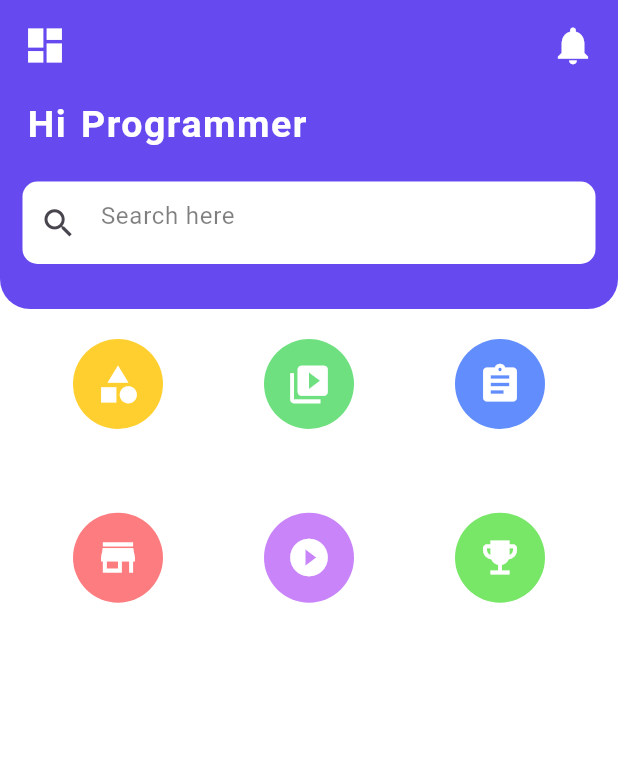
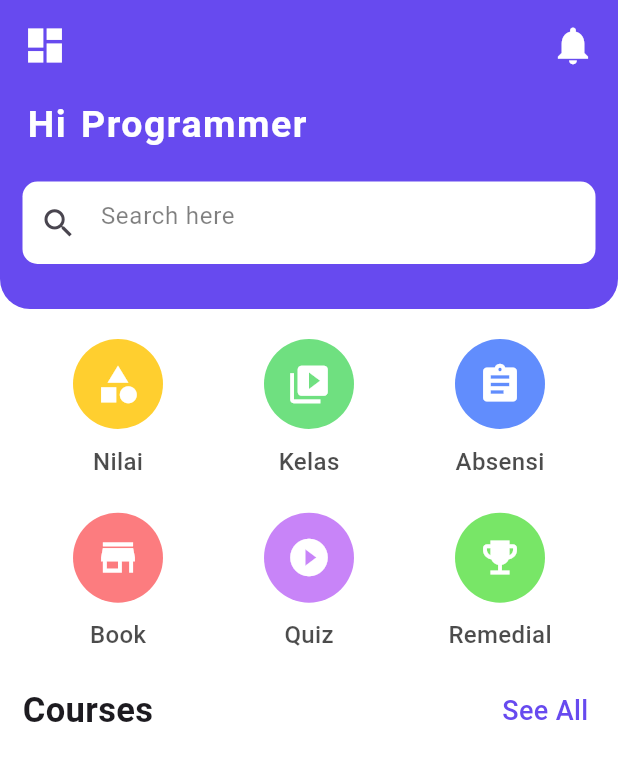
Before and after one commit to Dannymarchiano6/KP_sistem_pembelajaran, a Flutter app: the HomePage screen opened directly, on a phone screen of 412 x 824 dp. Shown: the top 761 px of the screen. Run offline on Flutter 3.47's test engine with Material 3 defaults, Android fonts, the phone set to English and light mode, and no system bars; statements that could not run were skipped.

Commit message:
Fix Icons for main menu under construction in menu recently course

```diff
--- a/lib/screens/home_screen.dart
+++ b/lib/screens/home_screen.dart
@@ -2,14 +2,7 @@ import 'package:flutter/material.dart';
 
 class HomePage extends StatelessWidget {
   //membuat data static
-  List catNames = [
-    "Nilai",
-    "Kelas",
-    "Absensi",
-    "Book/Modul",
-    "Quiz",
-    "Remedial"
-  ];
+  List catNames = ["Nilai", "Kelas", "Absensi", "Book", "Quiz", "Remedial"];
   List<Color> catColors = [
     Color(0xFFFFCF2F),
     Color(0xFF6fe080),
@@ -25,6 +18,13 @@ class HomePage extends StatelessWidget {
     Icon(Icons.store, color: Colors.white, size: 30),
     Icon(Icons.play_circle_fill, color: Colors.white, size: 30),
     Icon(Icons.emoji_events, color: Colors.white, size: 30),
+  ];
+  List imgList = [
+    'Algoritma Basic',
+    'Computer Network'
+        'Microsoft Office',
+    'Introduction',
+    'Struktur Data'
   ];
 
   @override
@@ -122,9 +122,65 @@ class HomePage extends StatelessWidget {
                             child: catIcons[index],
                           ),
                         ),
+                        SizedBox(height: 10),
+                        Text(
+                          catNames[index],
+                          style: TextStyle(
+                            fontSize: 16,
+                            fontWeight: FontWeight.w500,
+                            color: Colors.black.withOpacity(0.7),
+                          ),
+                        ),
                       ],
                     );
                   },
+                ),
+                Row(
+                  mainAxisAlignment: MainAxisAlignment.spaceBetween,
+                  children: [
+                    Text(
+                      "Courses",
+                      style: TextStyle(
+                        fontSize: 23,
+                        fontWeight: FontWeight.w600,
+                      ),
+                    ),
+                    Text(
+                      "See All ",
+                      style: TextStyle(
+                        fontSize: 18,
+                        fontWeight: FontWeight.w500,
+                        color: Color(0xFF674AEF),
+                      ),
+                    ),
+                  ],
+                ),
+                SizedBox(height: 10),
+                GridView.builder(
+                  itemCount: imgList.length,
+                  shrinkWrap: true,
+                  physics: NeverScrollableScrollPhysics(),
+                  gridDelegate: SliverGridDelegateWithFixedCrossAxisCount(
+                    crossAxisCount: 2,
+                    childAspectRatio:
+                        (MediaQuery.of(context).size.height - 50 - 25) /
+                            (4 * 200),
+                    mainAxisSpacing: 10,
+                    crossAxisSpacing: 10,
+                  ),
+                  itemBuilder: (context, index)(
+                    return InkWell(
+                      onTap: () {},
+                      child: Container(
+                        padding:
+                        EdgeInsets.symmetric(vertical: 20, horizontal: 10),
+                        decoration: BoxDecoration(
+                          borderRadius: BorderRadius.circular(20),
+                          color: Color(0xFFFSF3FF)
+                        ),
+                      ),
+                    ),
+                  ),
                 ),
               ],
             ),
```
